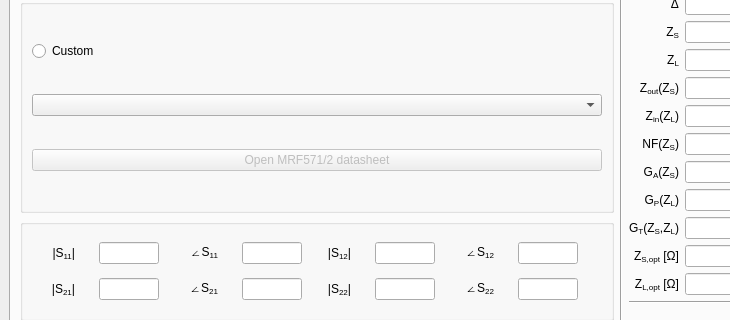
This is syRF/ui/mainwindow.ui in urbanij/syRF-cpp as Qt 5 draws it before an edit; both pictures show x 0 to 730 and y 90 to 410 of the 1272 by 793 pixel window. The edited form follows.
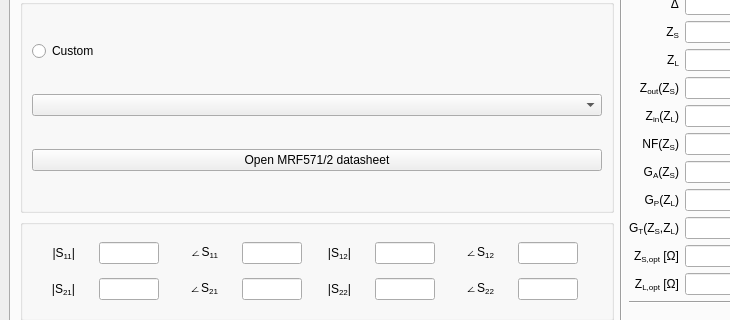
This is the edited form.

What changed in the file:
```diff
--- a/syRF/ui/mainwindow.ui
+++ b/syRF/ui/mainwindow.ui
@@ -364,7 +364,7 @@
                <item>
                 <widget class="QPushButton" name="open_datasheet_button">
                  <property name="enabled">
-                  <bool>false</bool>
+                  <bool>true</bool>
                  </property>
                  <property name="text">
                   <string>Open MRF571/2 datasheet</string>
```
Left out of the diff: 6 changed lines with no effect on the pictures.
